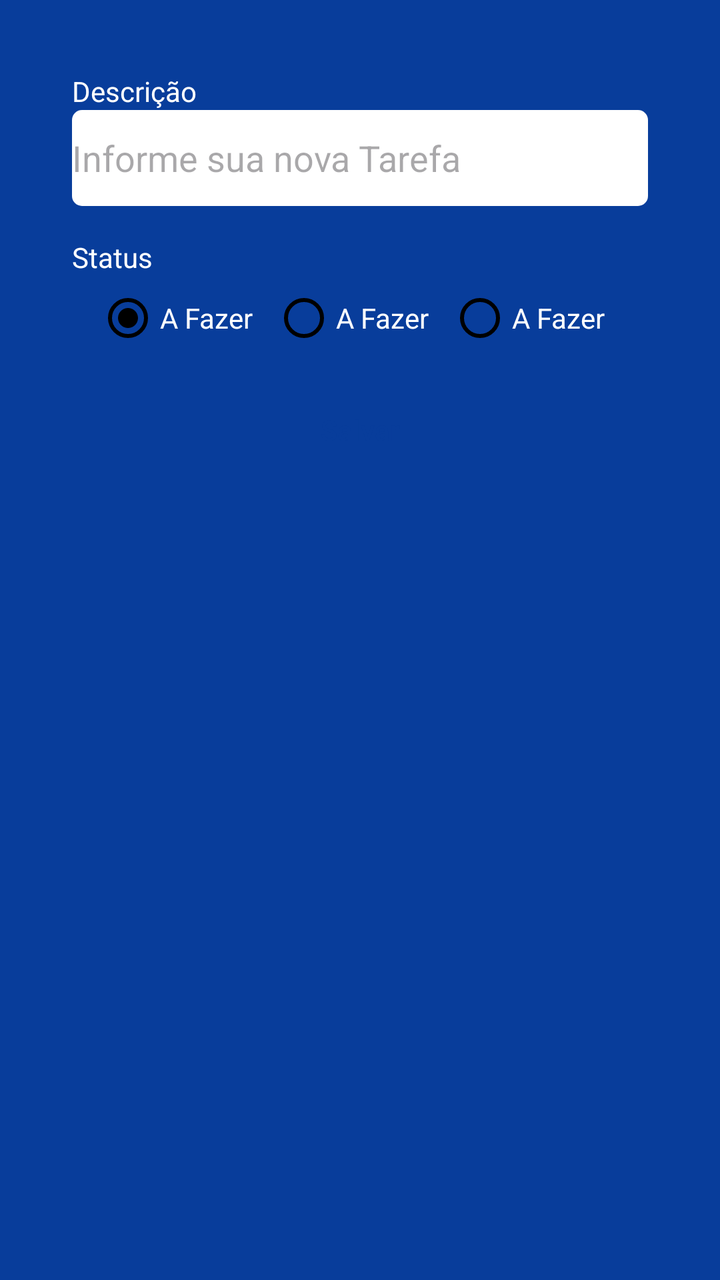
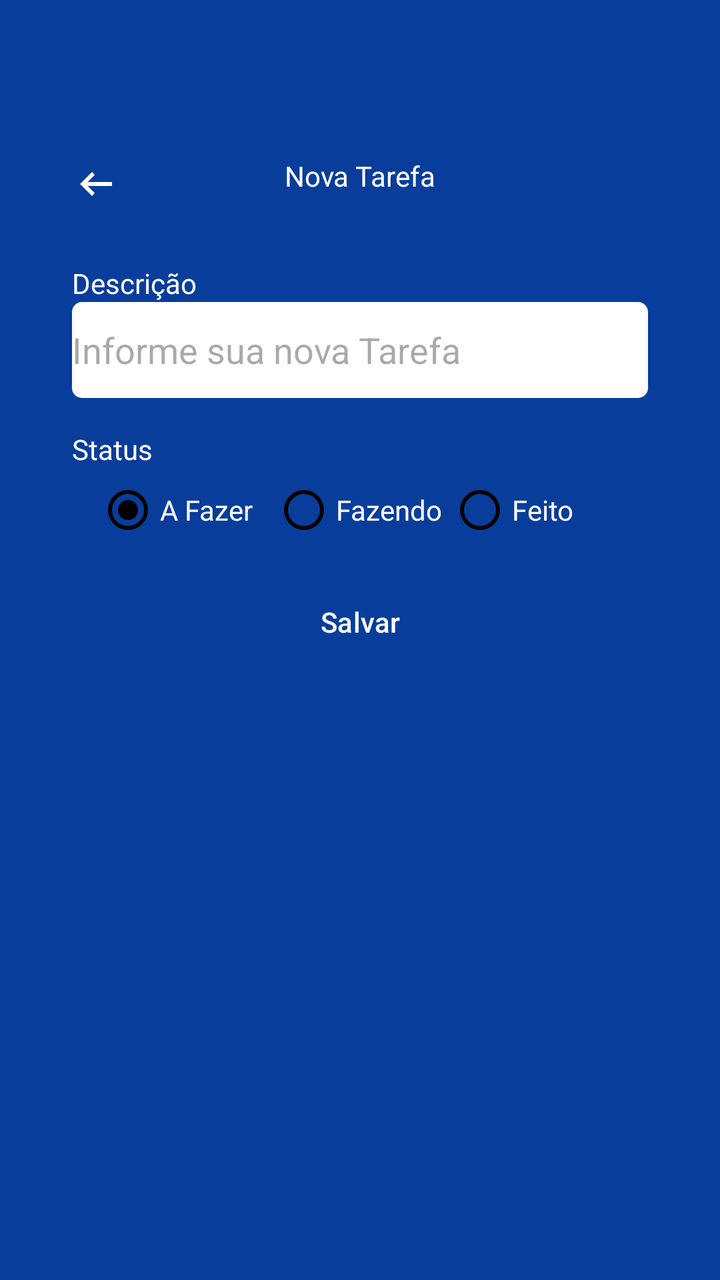

Two renders of the same Android screen: before a commit and after it. Below are the layout's source before the change and the commit's diff.
<!-- AndroidManifest.xml: application theme Theme.Task -->
<!-- res/layout/fragment_form_task.xml -->
<?xml version="1.0" encoding="utf-8"?>
<ScrollView
    xmlns:android="http://schemas.android.com/apk/res/android"
    xmlns:tools="http://schemas.android.com/tools"
    android:layout_width="match_parent"
    android:layout_height="match_parent"
    xmlns:app="http://schemas.android.com/apk/res-auto"
    tools:context=".ui.FormTaskFragment"
    android:padding="20dp"
    android:fillViewport="true">

    <androidx.constraintlayout.widget.ConstraintLayout
        android:layout_width="match_parent"
        android:layout_height="match_parent"
        android:padding="16dp">

        <TextView
            android:id="@+id/textView"
            android:layout_width="wrap_content"
            android:layout_height="wrap_content"
            android:text="Descrição"
            android:textColor="@color/white"
            app:layout_constraintStart_toStartOf="parent"
            app:layout_constraintTop_toTopOf="parent" />

        <EditText
            android:id="@+id/editTextDescricao"
            android:layout_width="match_parent"
            android:layout_height="48dp"
            android:background="@drawable/bg_edit_text"
            android:hint="Informe sua nova Tarefa"
            app:layout_constraintEnd_toEndOf="parent"
            app:layout_constraintStart_toStartOf="parent"
            app:layout_constraintTop_toBottomOf="@id/textView" />

        <TextView
            android:id="@+id/textviewStatus"
            android:layout_width="wrap_content"
            android:layout_height="wrap_content"
            android:layout_marginTop="16dp"
            android:text="Status"
            android:textColor="@color/white"
            app:layout_constraintStart_toStartOf="parent"
            app:layout_constraintTop_toBottomOf="@id/editTextDescricao" />

        <RadioGroup
            android:id="@+id/radioGroup"
            android:layout_width="wrap_content"
            android:layout_height="wrap_content"
            android:layout_marginTop="5dp"
            android:orientation="horizontal"
            app:layout_constraintEnd_toEndOf="parent"
            app:layout_constraintStart_toStartOf="parent"
            app:layout_constraintTop_toBottomOf="@+id/textviewStatus">

            <RadioButton
                android:layout_width="88dp"
                android:layout_height="wrap_content"
                android:buttonTint="@color/black"
                android:id="@+id/rbTodo"
                android:text="A Fazer"
                android:checked="true"
                android:theme="@style/MyRadioButton"
                android:textColor="@color/white"/>

            <RadioButton
                android:layout_width="88dp"
                android:layout_height="wrap_content"
                android:buttonTint="@color/black"
                android:id="@+id/rbDoing"
                android:text="A Fazer"
                android:theme="@style/MyRadioButton"
                android:textColor="@color/white"/>

            <RadioButton
                android:layout_width="88dp"
                android:layout_height="wrap_content"
                android:buttonTint="@color/black"
                android:id="@+id/rbDone"
                android:text="A Fazer"
                android:theme="@style/MyRadioButton"
                android:textColor="@color/white"/>
        </RadioGroup>

        <com.google.android.material.button.MaterialButton
            android:id="@+id/buttonSave"
            android:layout_width="match_parent"
            android:layout_height="wrap_content"
            android:layout_marginTop="16dp"
            android:background="@drawable/bg_btn"
            android:text="Salvar"
            android:textAllCaps="false"
            android:textColor="@color/color_default"
            android:backgroundTint="@null"
            app:layout_editor_absoluteX="16dp"
            app:layout_editor_absoluteY="221dp"
            app:layout_constraintEnd_toEndOf="parent"
            app:layout_constraintStart_toStartOf="parent"
            app:layout_constraintTop_toBottomOf="@id/radioGroup" />

        <ProgressBar
            android:layout_width="wrap_content"
            android:layout_height="wrap_content"
            android:id="@+id/progressBar"
            android:layout_marginTop="8dp"
            android:layout_gravity="center"
            android:indeterminateTint="@color/white"
            android:visibility="invisible"
            app:layout_editor_absoluteX="152dp"
            app:layout_editor_absoluteY="278dp"
            tools:visibility="visible"
            app:layout_constraintEnd_toEndOf="parent"
            app:layout_constraintStart_toStartOf="parent"
            app:layout_constraintTop_toBottomOf="@id/buttonSave"/>

    </androidx.constraintlayout.widget.ConstraintLayout>


</ScrollView>
<!-- resources referenced by this layout -->
<resources>
  <color name="black">#FF000000</color>
  <color name="color_default">#083D9B</color>
  <color name="white">#FFFFFFFF</color>
  <!-- drawable bg_btn (drawable) -->
  <?xml version="1.0" encoding="utf-8"?>
  <shape xmlns:android="http://schemas.android.com/apk/res/android"
      android:shape="rectangle">
  
      <solid android:color="@color/white"/>
      <solid android:radius="5dp"/>
  </shape>
  <!-- drawable bg_edit_text (drawable) -->
  <?xml version="1.0" encoding="utf-8"?>
  <shape xmlns:android="http://schemas.android.com/apk/res/android"
      android:shape="rectangle">
  
      <solid android:color="@color/white"/>
      <corners android:radius="5dp"/>
  
  </shape>
  <style name="MyRadioButton" parent="Theme.AppCompat.Light">
          <item name="colorControlNormal">@color/black</item>
          <item name="colorControlActivated">@color/azul1</item>
      </style>
  <style name="Theme.Task" parent="Base.Theme.Task" />
  <color name="azul1">#243A69</color>
  <style name="Base.Theme.Task" parent="Theme.Material3.DayNight.NoActionBar">
          
          <item name="colorPrimary">@color/color_default</item>
          <item name="colorPrimaryVariant">@color/color_default</item>
          <item name="android:windowBackground">@color/color_default</item>
      </style>
</resources>

<!-- the commit's change to res/layout/fragment_form_task.xml (unified diff, before → after) -->
@@ -1,119 +1,134 @@
 <?xml version="1.0" encoding="utf-8"?>
-<ScrollView
-    xmlns:android="http://schemas.android.com/apk/res/android"
+<ScrollView xmlns:android="http://schemas.android.com/apk/res/android"
+    xmlns:app="http://schemas.android.com/apk/res-auto"
     xmlns:tools="http://schemas.android.com/tools"
     android:layout_width="match_parent"
     android:layout_height="match_parent"
-    xmlns:app="http://schemas.android.com/apk/res-auto"
-    tools:context=".ui.FormTaskFragment"
+    android:fillViewport="true"
     android:padding="20dp"
-    android:fillViewport="true">
+    tools:context=".ui.FormTaskFragment">
 
-    <androidx.constraintlayout.widget.ConstraintLayout
+    <LinearLayout
         android:layout_width="match_parent"
-        android:layout_height="match_parent"
-        android:padding="16dp">
+        android:layout_height="wrap_content"
+        android:orientation="vertical">
 
-        <TextView
-            android:id="@+id/textView"
-            android:layout_width="wrap_content"
-            android:layout_height="wrap_content"
-            android:text="Descrição"
-            android:textColor="@color/white"
-            app:layout_constraintStart_toStartOf="parent"
-            app:layout_constraintTop_toTopOf="parent" />
-
-        <EditText
-            android:id="@+id/editTextDescricao"
-            android:layout_width="match_parent"
-            android:layout_height="48dp"
-            android:background="@drawable/bg_edit_text"
-            android:hint="Informe sua nova Tarefa"
-            app:layout_constraintEnd_toEndOf="parent"
-            app:layout_constraintStart_toStartOf="parent"
-            app:layout_constraintTop_toBottomOf="@id/textView" />
-
-        <TextView
-            android:id="@+id/textviewStatus"
-            android:layout_width="wrap_content"
-            android:layout_height="wrap_content"
-            android:layout_marginTop="16dp"
-            android:text="Status"
-            android:textColor="@color/white"
-            app:layout_constraintStart_toStartOf="parent"
-            app:layout_constraintTop_toBottomOf="@id/editTextDescricao" />
-
-        <RadioGroup
-            android:id="@+id/radioGroup"
-            android:layout_width="wrap_content"
-            android:layout_height="wrap_content"
-            android:layout_marginTop="5dp"
-            android:orientation="horizontal"
-            app:layout_constraintEnd_toEndOf="parent"
-            app:layout_constraintStart_toStartOf="parent"
-            app:layout_constraintTop_toBottomOf="@+id/textviewStatus">
-
-            <RadioButton
-                android:layout_width="88dp"
-                android:layout_height="wrap_content"
-                android:buttonTint="@color/black"
-                android:id="@+id/rbTodo"
-                android:text="A Fazer"
-                android:checked="true"
-                android:theme="@style/MyRadioButton"
-                android:textColor="@color/white"/>
-
-            <RadioButton
-                android:layout_width="88dp"
-                android:layout_height="wrap_content"
-                android:buttonTint="@color/black"
-                android:id="@+id/rbDoing"
-                android:text="A Fazer"
-                android:theme="@style/MyRadioButton"
-                android:textColor="@color/white"/>
-
-            <RadioButton
-                android:layout_width="88dp"
-                android:layout_height="wrap_content"
-                android:buttonTint="@color/black"
-                android:id="@+id/rbDone"
-                android:text="A Fazer"
-                android:theme="@style/MyRadioButton"
-                android:textColor="@color/white"/>
-        </RadioGroup>
-
-        <com.google.android.material.button.MaterialButton
-            android:id="@+id/buttonSave"
+        <com.google.android.material.appbar.MaterialToolbar
+            android:id="@+id/toolbar"
             android:layout_width="match_parent"
             android:layout_height="wrap_content"
-            android:layout_marginTop="16dp"
-            android:background="@drawable/bg_btn"
-            android:text="Salvar"
-            android:textAllCaps="false"
-            android:textColor="@color/color_default"
-            android:backgroundTint="@null"
-            app:layout_editor_absoluteX="16dp"
-            app:layout_editor_absoluteY="221dp"
-            app:layout_constraintEnd_toEndOf="parent"
-            app:layout_constraintStart_toStartOf="parent"
-            app:layout_constraintTop_toBottomOf="@id/radioGroup" />
+            android:paddingTop="40dp"
+            app:navigationIcon="@drawable/icback_24">
 
-        <ProgressBar
-            android:layout_width="wrap_content"
-            android:layout_height="wrap_content"
-            android:id="@+id/progressBar"
-            android:layout_marginTop="8dp"
-            android:layout_gravity="center"
-            android:indeterminateTint="@color/white"
-            android:visibility="invisible"
-            app:layout_editor_absoluteX="152dp"
-            app:layout_editor_absoluteY="278dp"
-            tools:visibility="visible"
-            app:layout_constraintEnd_toEndOf="parent"
-            app:layout_constraintStart_toStartOf="parent"
-            app:layout_constraintTop_toBottomOf="@id/buttonSave"/>
+            <TextView
+                android:layout_width="wrap_content"
+                android:layout_height="wrap_content"
+                android:layout_gravity="center_horizontal"
+                android:text="Nova Tarefa"
+                android:textColor="@color/white" />
+        </com.google.android.material.appbar.MaterialToolbar>
 
-    </androidx.constraintlayout.widget.ConstraintLayout>
+        <androidx.constraintlayout.widget.ConstraintLayout
+            android:layout_width="match_parent"
+            android:layout_height="match_parent"
+            android:padding="16dp">
 
+            <TextView
+                android:id="@+id/textView"
+                android:layout_width="wrap_content"
+                android:layout_height="wrap_content"
+                android:text="Descrição"
+                android:textColor="@color/white"
+                app:layout_constraintStart_toStartOf="parent"
+                app:layout_constraintTop_toTopOf="parent" />
 
+            <EditText
+                android:id="@+id/editTextDescricao"
+                android:layout_width="match_parent"
+                android:layout_height="48dp"
+                android:background="@drawable/bg_edit_text"
+                android:hint="Informe sua nova Tarefa"
+                app:layout_constraintEnd_toEndOf="parent"
+                app:layout_constraintStart_toStartOf="parent"
+                app:layout_constraintTop_toBottomOf="@id/textView" />
+
+            <TextView
+                android:id="@+id/textviewStatus"
+                android:layout_width="wrap_content"
+                android:layout_height="wrap_content"
+                android:layout_marginTop="16dp"
+                android:text="Status"
+                android:textColor="@color/white"
+                app:layout_constraintStart_toStartOf="parent"
+                app:layout_constraintTop_toBottomOf="@id/editTextDescricao" />
+
+            <RadioGroup
+                android:id="@+id/radioGroup"
+                android:layout_width="wrap_content"
+                android:layout_height="wrap_content"
+                android:layout_marginTop="5dp"
+                android:orientation="horizontal"
+                app:layout_constraintEnd_toEndOf="parent"
+                app:layout_constraintStart_toStartOf="parent"
+                app:layout_constraintTop_toBottomOf="@+id/textviewStatus">
+
+                <RadioButton
+                    android:id="@+id/rbTodo"
+                    android:layout_width="88dp"
+                    android:layout_height="wrap_content"
+                    android:buttonTint="@color/black"
+                    android:checked="true"
+                    android:text="A Fazer"
+                    android:textColor="@color/white"
+                    android:theme="@style/MyRadioButton" />
+
+                <RadioButton
+                    android:id="@+id/rbDoing"
+                    android:layout_width="88dp"
+                    android:layout_height="wrap_content"
+                    android:buttonTint="@color/black"
+                    android:text="Fazendo"
+                    android:textColor="@color/white"
+                    android:theme="@style/MyRadioButton" />
+
+                <RadioButton
+                    android:id="@+id/rbDone"
+                    android:layout_width="88dp"
+                    android:layout_height="wrap_content"
+                    android:buttonTint="@color/black"
+                    android:text="Feito"
+                    android:textColor="@color/white"
+                    android:theme="@style/MyRadioButton" />
+            </RadioGroup>
+
+            <com.google.android.material.button.MaterialButton
+                android:id="@+id/buttonSave"
+                android:layout_width="match_parent"
+                android:layout_height="wrap_content"
+                android:layout_marginTop="16dp"
+                android:background="@drawable/bg_btn"
+                android:backgroundTint="@null"
+                android:text="Salvar"
+                android:textAllCaps="false"
+                android:textColor="@color/white"
+                app:layout_constraintEnd_toEndOf="parent"
+                app:layout_constraintStart_toStartOf="parent"
+                app:layout_constraintTop_toBottomOf="@id/radioGroup" />
+
+            <ProgressBar
+                android:id="@+id/progressBar"
+                android:layout_width="wrap_content"
+                android:layout_height="wrap_content"
+                android:layout_gravity="center"
+                android:layout_marginTop="8dp"
+                android:indeterminateTint="@color/white"
+                android:visibility="invisible"
+                app:layout_constraintEnd_toEndOf="parent"
+                app:layout_constraintStart_toStartOf="parent"
+                app:layout_constraintTop_toBottomOf="@id/buttonSave"
+                tools:visibility="visible" />
+
+        </androidx.constraintlayout.widget.ConstraintLayout>
+
+    </LinearLayout>
 </ScrollView>
<!-- resource entries referenced after the edit -->
@@ -20,6 +20,12 @@
       <corners android:radius="5dp"/>
   
   </shape>
+  <!-- drawable icback_24 (drawable) -->
+  <vector xmlns:android="http://schemas.android.com/apk/res/android" android:autoMirrored="true" android:height="24dp" android:tint="#FFFFFF" android:viewportHeight="960" android:viewportWidth="960" android:width="24dp">
+        
+      <path android:fillColor="@android:color/white" android:pathData="M400,720L160,480L400,240L456,298L314,440L800,440L800,520L314,520L456,662L400,720Z"/>
+      
+  </vector>
   <style name="MyRadioButton" parent="Theme.AppCompat.Light">
           <item name="colorControlNormal">@color/black</item>
           <item name="colorControlActivated">@color/azul1</item>
